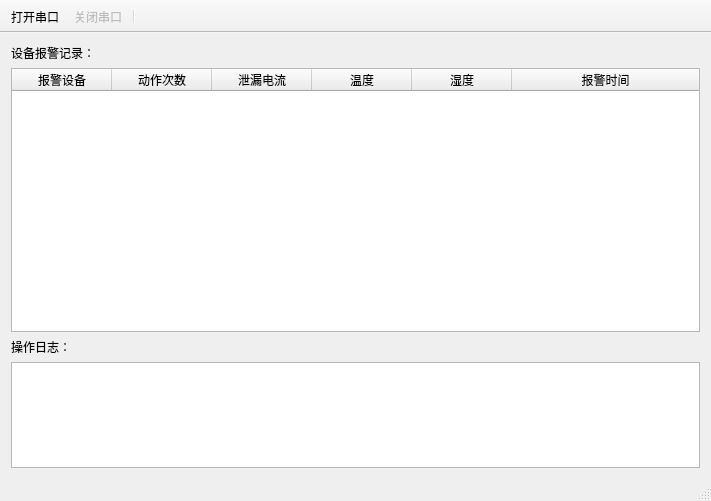
The window that mainwindow.ui (ekkohao/GIS-MONITOR) describes before a commit, drawn with Qt 5.
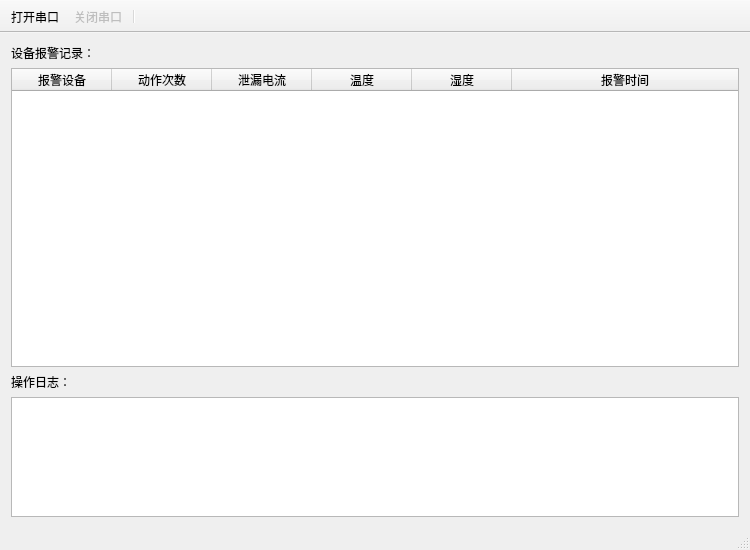
The same window after the commit. Icons and pictures are not drawn.

What changed in the file:
```diff
--- a/mainwindow.ui
+++ b/mainwindow.ui
@@ -6,8 +6,8 @@
    <rect>
     <x>0</x>
     <y>0</y>
-    <width>711</width>
-    <height>501</height>
+    <width>750</width>
+    <height>550</height>
    </rect>
   </property>
   <property name="windowTitle">
```
